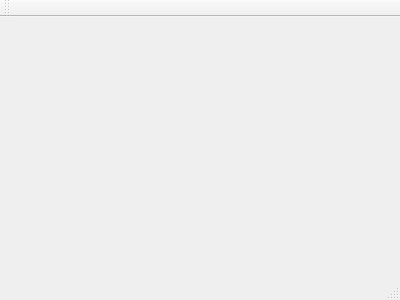
Qt form mainwindow.ui (jhbgeneral/johns-play) before a commit.
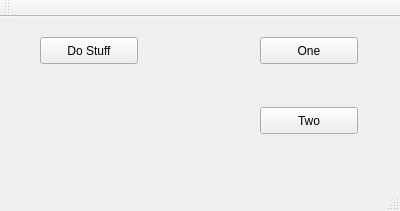
The same form after that commit.

Commit message: Testing various uses of processEvents() relative to enabling and disabling buttons

What changed in the file:
```diff
--- a/mainwindow.ui
+++ b/mainwindow.ui
@@ -1,24 +1,79 @@
 <ui version="4.0">
  <class>MainWindow</class>
- <widget class="QMainWindow" name="MainWindow" >
-  <property name="geometry" >
+ <widget class="QMainWindow" name="MainWindow">
+  <property name="geometry">
    <rect>
     <x>0</x>
     <y>0</y>
     <width>400</width>
-    <height>300</height>
+    <height>211</height>
    </rect>
   </property>
   <property name="windowTitle" >
    <string>MainWindow</string>
   </property>
-  <widget class="QMenuBar" name="menuBar" />
-  <widget class="QToolBar" name="mainToolBar" />
-  <widget class="QWidget" name="centralWidget" />
-  <widget class="QStatusBar" name="statusBar" />
+  <widget class="QWidget" name="centralWidget">
+   <widget class="QPushButton" name="btnDoStuff">
+    <property name="geometry">
+     <rect>
+      <x>40</x>
+      <y>20</y>
+      <width>98</width>
+      <height>27</height>
+     </rect>
+    </property>
+    <property name="text">
+     <string>Do Stuff</string>
+    </property>
+   </widget>
+   <widget class="QPushButton" name="btnOne">
+    <property name="geometry">
+     <rect>
+      <x>260</x>
+      <y>20</y>
+      <width>98</width>
+      <height>27</height>
+     </rect>
+    </property>
+    <property name="text">
+     <string>One</string>
+    </property>
+   </widget>
+   <widget class="QPushButton" name="btnTwo">
+    <property name="geometry">
+     <rect>
+      <x>260</x>
+      <y>90</y>
+      <width>98</width>
+      <height>27</height>
+     </rect>
+    </property>
+    <property name="text">
+     <string>Two</string>
+    </property>
+   </widget>
+  </widget>
+  <widget class="QMenuBar" name="menuBar">
+   <property name="geometry">
+    <rect>
+     <x>0</x>
+     <y>0</y>
+     <width>400</width>
+     <height>25</height>
+    </rect>
+   </property>
+  </widget>
+  <widget class="QToolBar" name="mainToolBar">
+   <attribute name="toolBarArea">
+    <enum>TopToolBarArea</enum>
+   </attribute>
+   <attribute name="toolBarBreak">
+    <bool>false</bool>
+   </attribute>
+  </widget>
+  <widget class="QStatusBar" name="statusBar"/>
  </widget>
- <layoutDefault spacing="6" margin="11" />
- <pixmapfunction></pixmapfunction>
+ <layoutdefault spacing="6" margin="11"/>
  <resources/>
  <connections/>
 </ui>
```
Left out of the diff: 3 changed lines with no effect on the pictures. The commit also changes 4 other files.
